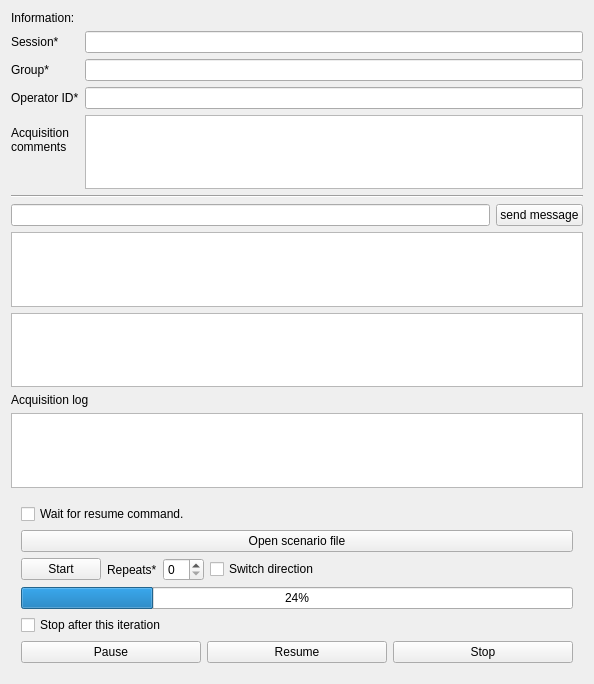
The window that CamacClient/onlineform.ui (kapot65/online) describes before a commit, drawn with Qt 5.
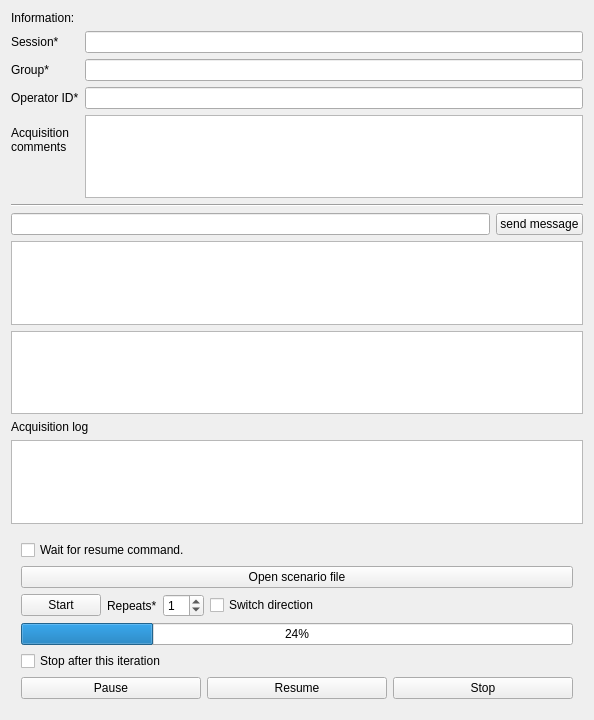
The same window after the commit.

What changed in the file:
```diff
--- a/CamacClient/onlineform.ui
+++ b/CamacClient/onlineform.ui
@@ -7,7 +7,7 @@
     <x>0</x>
     <y>0</y>
     <width>594</width>
-    <height>684</height>
+    <height>720</height>
    </rect>
   </property>
   <property name="windowTitle">
@@ -69,6 +69,9 @@
          <property name="minimum">
           <number>0</number>
          </property>
+         <property name="value">
+          <number>1</number>
+         </property>
         </widget>
        </item>
        <item>
```
